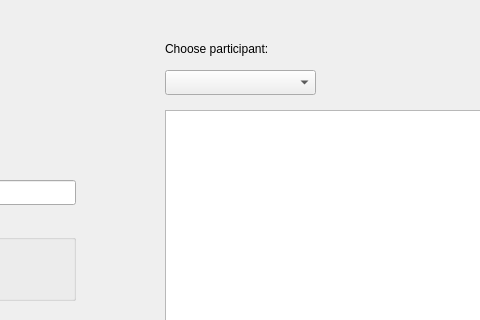
This is participants.ui in Zasimovich5382/ETU-OOT-Sociometry as Qt 5 draws it before an edit; both pictures show x 175 to 655 and y 0 to 320 of the 749 by 482 pixel window. The edited form follows.
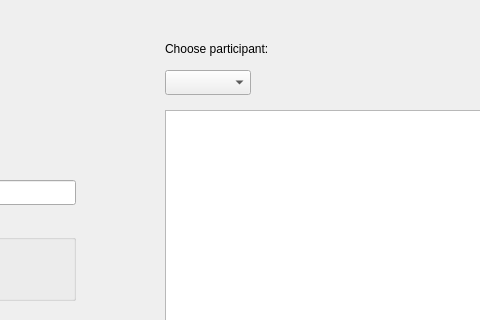
This is the edited form.

The edit to the form file:
```diff
--- a/participants.ui
+++ b/participants.ui
@@ -60,10 +60,13 @@
     <rect>
      <x>340</x>
      <y>70</y>
-     <width>151</width>
+     <width>86</width>
      <height>25</height>
     </rect>
    </property>
+   <property name="sizeAdjustPolicy">
+    <enum>QComboBox::AdjustToContentsOnFirstShow</enum>
+   </property>
   </widget>
   <widget class="QLabel" name="label_2">
    <property name="geometry">
```
